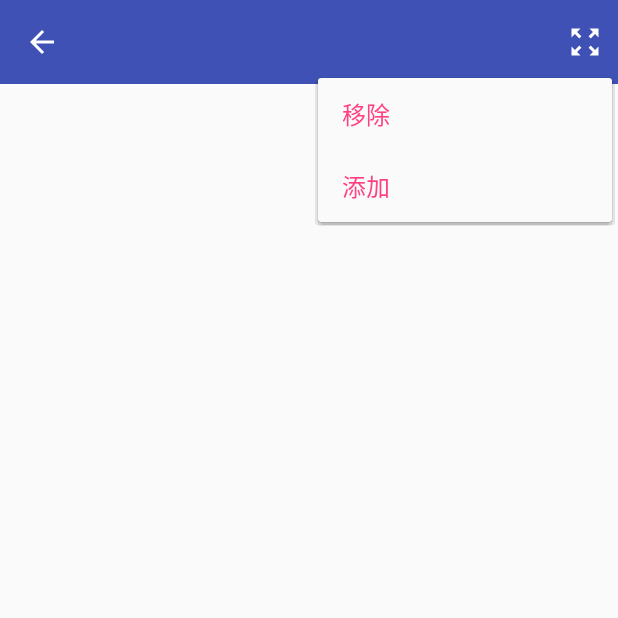
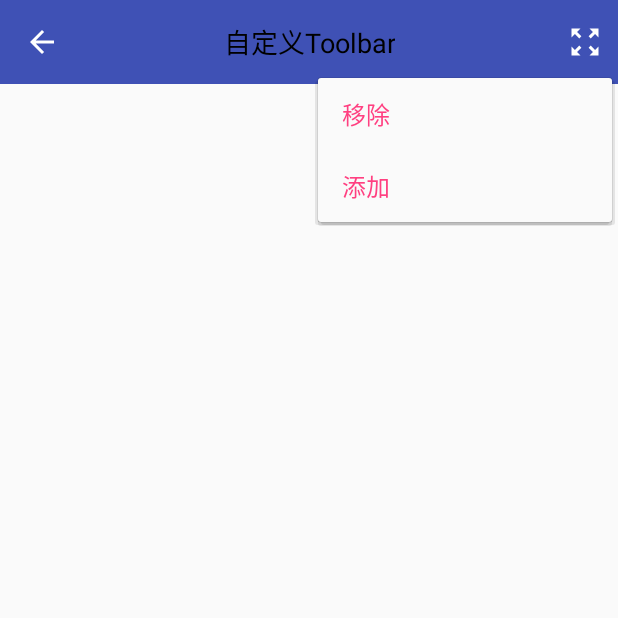
Before and after one commit to yxncllove/TitleLayout, an Android app: the screen it shows after launch (MainActivity), with the options menu open, on a phone screen of 412 x 824 dp, the top half of it. Run offline under Robolectric (Android 15) with nearby library versions, the phone set to English and light mode, and no system bars.

Commit message:
初始化TitleLayout

```diff
--- a/app/src/main/java/com/example/app/MainActivity.java
+++ b/app/src/main/java/com/example/app/MainActivity.java
@@ -1,5 +1,6 @@
 package com.example.app;
 
+import android.graphics.Color;
 import android.os.Bundle;
 import android.support.v7.app.AppCompatActivity;
 import android.support.v7.widget.Toolbar;
@@ -23,7 +24,7 @@ public class MainActivity extends AppCompatActivity implements View.OnClickListe
     mLayout.setOnItemMenuListener(this);
     mLayout.setOverflowIcon(R.drawable.ic_zoom_out_map_black_24dp);
     mLayout.setNavigationOnClickListener(this);
-
+    mLayout.setTitleTextColor(Color.BLACK);
   }
 
   @Override
--- a/app/src/main/java/com/example/app/widget/TitleLayout.java
+++ b/app/src/main/java/com/example/app/widget/TitleLayout.java
@@ -10,6 +10,7 @@ import android.util.AttributeSet;
 import android.view.Gravity;
 import android.view.LayoutInflater;
 import android.view.View;
+import android.widget.TextView;
 
 import com.example.app.R;
 
@@ -20,8 +21,14 @@ import com.example.app.R;
 
 public class TitleLayout extends LinearLayoutCompat
 {
+  private int textColor;
+  private int textSize;
+  private int themeResId;
+  private Drawable backIcon;
+  private String mTitle;
   private Toolbar mToolbar;
-//  private TextView mTextView;
+  private Context mContext;
+  private TextView mTextView;
 
   public TitleLayout(Context context)
   {
@@ -31,24 +38,23 @@ public class TitleLayout extends LinearLayoutCompat
   public TitleLayout(Context context, AttributeSet attrs)
   {
     super(context, attrs);
+    this.mContext = context;
     init(context);
+    initTypedArray(context, attrs);
+    initLayout();
+    initToolbar();
+  }
 
-    int defaultSize = this.sp2px(context, 14.0F);
-    int defaultColor = Color.BLACK;
-
+  private void initTypedArray(Context context, AttributeSet attrs)
+  {
     TypedArray ta = context.obtainStyledAttributes(attrs, R.styleable.TitleLayout);
-    String title = ta.getString(R.styleable.TitleLayout_tTitleLayoutTitle);
-    int textColor = ta.getColor(R.styleable.TitleLayout_tTitleLayoutTextColor, defaultColor);
-    float textSize = ta.getDimensionPixelSize(R.styleable.TitleLayout_tTitleLayoutTextSize, defaultSize);
-    Drawable backIcon = ta.getDrawable(R.styleable.TitleLayout_tTitleLayoutBackIcon);
-    int themeResId = ta.getResourceId(R.styleable.TitleLayout_tTitleLayoutTheme, 0);
-
-//    mTextView.setText(title);
-//    mTextView.setTextColor(textColor);
-//    mTextView.setTextSize(0, textSize);
-    mToolbar.setNavigationIcon(backIcon);
-    mToolbar.setPopupTheme(themeResId);
-
+    int mDefaultSize = this.sp2px(context, 14.0F);
+    int mDefaultColor = Color.BLACK;
+    mTitle = ta.getString(R.styleable.TitleLayout_tTitleLayoutTitle);
+    textColor = ta.getColor(R.styleable.TitleLayout_tTitleLayoutTextColor, mDefaultColor);
+    textSize = ta.getDimensionPixelSize(R.styleable.TitleLayout_tTitleLayoutTextSize, mDefaultSize);
+    backIcon = ta.getDrawable(R.styleable.TitleLayout_tTitleLayoutBackIcon);
+    themeResId = ta.getResourceId(R.styleable.TitleLayout_tTitleLayoutTheme, 0);
     ta.recycle();
   }
 
@@ -62,7 +68,35 @@ public class TitleLayout extends LinearLayoutCompat
   {
     View view = LayoutInflater.from(context).inflate(R.layout.title_layout, this);
     mToolbar = (Toolbar) view.findViewById(R.id.title_toolbar);
-//    mTextView = (TextView) view.findViewById(R.id.title_text_view);
+  }
+
+  private void initLayout()
+  {
+    if (this.mTitle != null)
+    {
+      this.initTitle();
+    }
+  }
+
+  private void initTitle()
+  {
+    mTextView = new TextView(mContext);
+    mTextView.setText(mTitle);
+    mTextView.setTextColor(textColor);
+    mTextView.setTextSize(0,textSize);
+    mTextView.setGravity(Gravity.CENTER);
+
+    Toolbar.LayoutParams params = new Toolbar.LayoutParams(Toolbar.LayoutParams.WRAP_CONTENT,
+        Toolbar.LayoutParams.MATCH_PARENT);
+    params.gravity = Gravity.CENTER;
+    mTextView.setLayoutParams(params);
+    mToolbar.addView(mTextView, 0);
+  }
+
+  private void initToolbar()
+  {
+    mToolbar.setNavigationIcon(backIcon);
+    mToolbar.setPopupTheme(themeResId);
   }
 
 
@@ -86,16 +120,38 @@ public class TitleLayout extends LinearLayoutCompat
     mToolbar.setOverflowIcon(getResources().getDrawable(resId));
   }
 
-  public void addView(View child)
+  public TitleLayout setTtileText(String title)
   {
-    View centerView = mToolbar.getChildAt(0);
+    this.mTitle = title;
+    if (mTextView == null)
+      initTitle();
+    else
+      mTextView.setText(title);
+    return this;
+  }
 
-    Toolbar.LayoutParams params = new Toolbar.LayoutParams(Toolbar.LayoutParams.WRAP_CONTENT,
-        Toolbar.LayoutParams.MATCH_PARENT);
-    params.gravity = Gravity.CENTER;
-    child.setLayoutParams(params);
-    mToolbar.addView(child, 0);
+
+  public TitleLayout setTitleTextColor(int textColorResId)
+  {
+    this.textColor = textColorResId;
+    if (mTextView == null)
+      initTitle();
+    else
+      mTextView.setTextColor(textColorResId);
+
+    return this;
   }
+
+  public TitleLayout setTitleTextSize(float textSize)
+  {
+    this.textSize = this.sp2px(mContext, textSize);
+    if (mTextView == null)
+      initTitle();
+    else
+      mTextView.setTextSize(0,textSize);
+    return this;
+  }
+
 
   private int sp2px(Context context, float spValue)
   {
--- a/app/src/main/res/layout/activity_main.xml
+++ b/app/src/main/res/layout/activity_main.xml
@@ -4,9 +4,9 @@
     android:id="@+id/title_layout"
     android:layout_width="match_parent"
     android:layout_height="wrap_content"
+    android:background="@color/colorPrimary"
     app:tTitleLayoutBackIcon="@drawable/ic_arrow_back_black_24dp"
+    app:tTitleLayoutTextColor="@color/white"
     app:tTitleLayoutTextSize="@dimen/text_size"
-
-    app:tTitleLayoutTextColor="@color/white"
-    android:background="@color/colorPrimary"
-    app:tTitleLayoutTheme="@style/toolbarPopupTheme"/>
+    app:tTitleLayoutTheme="@style/toolbarPopupTheme"
+    app:tTitleLayoutTitle="@string/title_text" />
--- a/app/src/main/res/layout/title_layout.xml
+++ b/app/src/main/res/layout/title_layout.xml
@@ -10,14 +10,14 @@
         android:layout_width="match_parent"
         android:background="@color/colorPrimary"
         android:layout_height="match_parent">
-        <TextView
-            android:gravity="center"
-            android:id="@+id/title_text_view"
-            android:layout_gravity="center"
-            android:layout_height="match_parent"
-            android:layout_width="wrap_content"
-            android:background="@color/colorAccent"
-            android:textSize="@dimen/text_size"/>
+        <!--<TextView-->
+            <!--android:gravity="center"-->
+            <!--android:id="@+id/title_text_view"-->
+            <!--android:layout_gravity="center"-->
+            <!--android:layout_height="match_parent"-->
+            <!--android:layout_width="wrap_content"-->
+            <!--android:background="@color/colorAccent"-->
+            <!--android:textSize="@dimen/text_size"/>-->
     </android.support.v7.widget.Toolbar>
 
 
```
